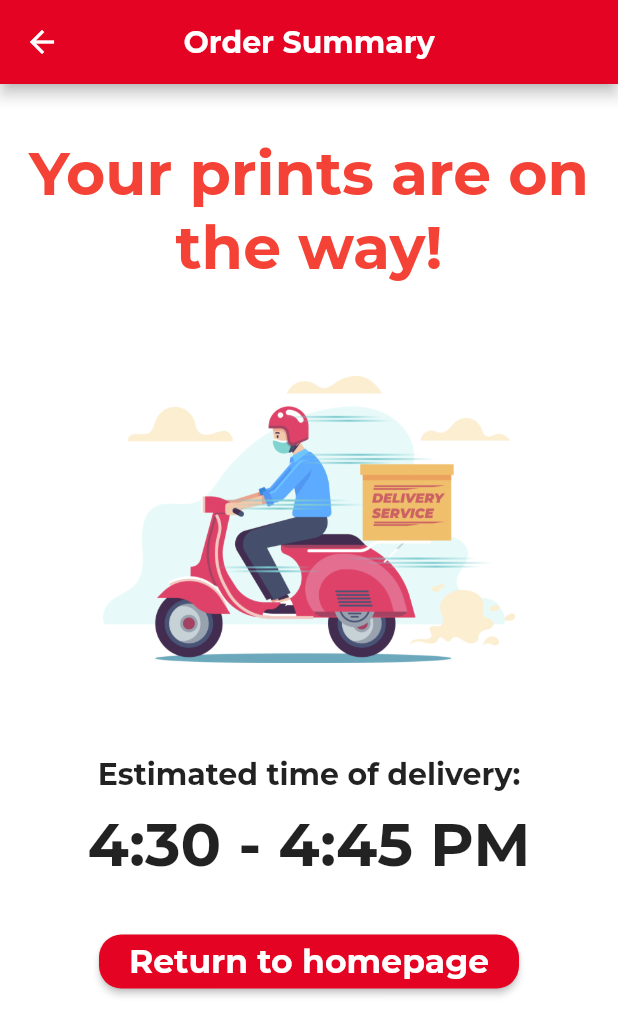
After one commit to sajjadista/El-Printo-System, a Flutter app: the OrderSummaryPage screen opened by its route, on a phone screen of 412 x 824 dp. The commit adds this screen. Shown: the top 1035 px of the screen. Run offline on Flutter 3.47's test engine with Material 2 defaults, Android fonts, the phone set to English and light mode, and no system bars; our stand-ins replace cloud_firestore, firebase_core, flutter_map, google_fonts, latlong2; missing offline and left inert: cloud_firestore_web, firebase_core_web, location_web; accounts and stored records are empty.

Commit message:
Created and styled the order summary page

```diff
--- a/print_4_you/lib/main.dart
+++ b/print_4_you/lib/main.dart
@@ -5,6 +5,7 @@ import 'package:print_4_you/pages/delivery_details_page.dart';
 import 'package:print_4_you/pages/delivery_details_page.dart';
 import 'package:print_4_you/pages/login_page.dart';
 import 'package:print_4_you/pages/main_page.dart';
+import 'package:print_4_you/pages/order_summary_page.dart';
 import 'package:print_4_you/pages/printing_preferences_page.dart';
 import 'package:print_4_you/pages/select_payment_page.dart';
 import 'package:print_4_you/pages/shops_page.dart';
@@ -41,6 +42,7 @@ class MyApp extends StatelessWidget {
               const DeliveryDetailsPage(),
           '/shopsmap': (BuildContext context) => const ShopsPage(),
           '/selectpay': (BuildContext context) => const SelectPaymentPage(),
+          '/ordersummary': (BuildContext context) => const OrderSummaryPage(),
         });
   }
 }
--- /dev/null
+++ b/print_4_you/lib/pages/order_summary_page.dart
@@ -0,0 +1,103 @@
+import 'package:flutter/cupertino.dart';
+import 'package:flutter/material.dart';
+import 'package:flutter/src/foundation/key.dart';
+import 'package:flutter/src/widgets/framework.dart';
+import 'package:google_fonts/google_fonts.dart';
+
+class OrderSummaryPage extends StatefulWidget {
+  const OrderSummaryPage({Key? key}) : super(key: key);
+
+  @override
+  State<OrderSummaryPage> createState() => _OrderSummaryPageState();
+}
+
+class _OrderSummaryPageState extends State<OrderSummaryPage> {
+  @override
+  Widget build(BuildContext context) {
+    return Scaffold(
+        appBar: AppBar(
+          title: const Text(
+            "Order Summary",
+            style: TextStyle(
+              color: Colors.white,
+              fontWeight: FontWeight.bold,
+              fontSize: 20,
+            ),
+          ),
+          centerTitle: true,
+          backgroundColor: const Color(0xFFE40323),
+          titleTextStyle: GoogleFonts.montserratTextTheme().headline6,
+        ),
+        body: Padding(
+          padding: EdgeInsets.all(15),
+          child: Column(
+            children: [
+              SizedBox(
+                height: 20,
+              ),
+              Text(
+                "Your prints are on the way!",
+                textAlign: TextAlign.center,
+                style: TextStyle(
+                  color: Colors.red,
+                  fontSize: 40,
+                  fontWeight: FontWeight.bold,
+                ),
+              ),
+              SizedBox(
+                height: 20,
+              ),
+              Image.asset(
+                "assets/delivery.png",
+                height: 275,
+                width: 275,
+              ),
+              SizedBox(
+                height: 20,
+              ),
+              Text(
+                "Estimated time of delivery:",
+                style: TextStyle(fontSize: 20, fontWeight: FontWeight.bold),
+              ),
+              SizedBox(
+                height: 10,
+              ),
+              Text(
+                "4:30 - 4:45 PM",
+                style: TextStyle(fontSize: 40, fontWeight: FontWeight.bold),
+              ),
+              SizedBox(
+                height: 30,
+              ),
+              Row(
+                mainAxisAlignment: MainAxisAlignment.center,
+                children: [
+                  SizedBox(
+                    width: 280,
+                    child: ElevatedButton(
+                      style: ElevatedButton.styleFrom(
+                        primary: const Color(0xFFE40323),
+                        shape: RoundedRectangleBorder(
+                          borderRadius: BorderRadius.circular(15),
+                        ), // Background color
+                      ),
+                      onPressed: () {
+                        Navigator.pushReplacementNamed(context, "/mainpage");
+                      },
+                      child: const Text(
+                        "Return to homepage",
+                        style: TextStyle(
+                          color: Colors.white,
+                          fontWeight: FontWeight.bold,
+                          fontSize: 22,
+                        ),
+                      ),
+                    ),
+                  ),
+                ],
+              ),
+            ],
+          ),
+        ));
+  }
+}
```
Also changed, not shown: print_4_you/assets/delivery.png (added).
